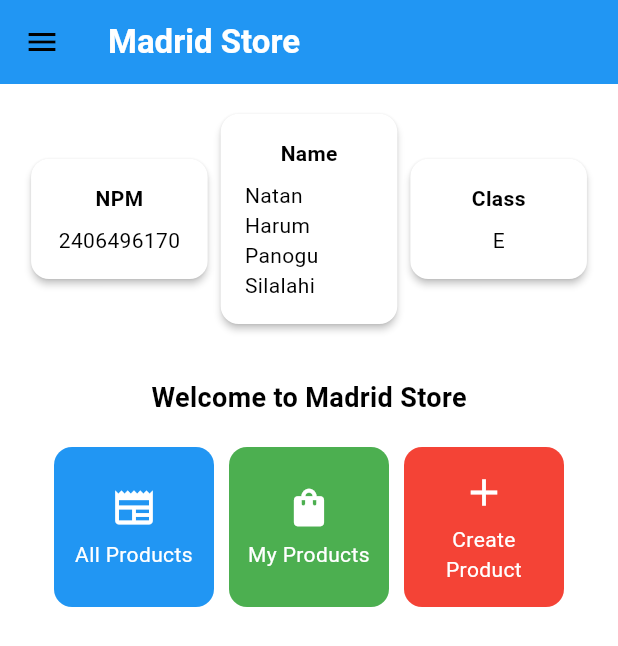
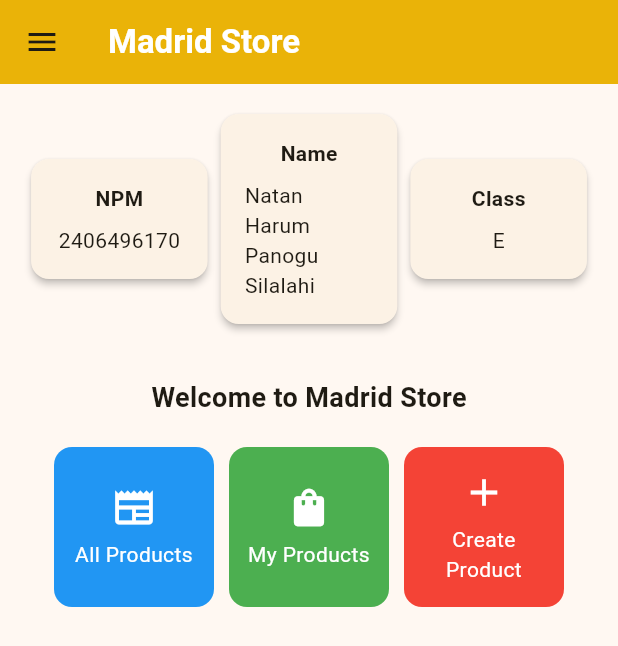
Before and after one commit to nathanslh/madrid-store-mobile, a Flutter app: the screen it shows after launch, on a phone screen of 412 x 824 dp. Shown: the top 646 px of the screen. Run offline on Flutter 3.47's test engine with Material 3 defaults, Android fonts, the phone set to English and light mode, and no system bars.

Commit message:
tugas 8 selesai

```diff
--- a/lib/main.dart
+++ b/lib/main.dart
@@ -13,22 +13,12 @@ class MyApp extends StatelessWidget {
     return MaterialApp(
       title: 'Flutter Demo',
       theme: ThemeData(
-        // This is the theme of your application.
-        //
-        // TRY THIS: Try running your application with "flutter run". You'll see
-        // the application has a purple toolbar. Then, without quitting the app,
-        // try changing the seedColor in the colorScheme below to Colors.green
-        // and then invoke "hot reload" (save your changes or press the "hot
-        // reload" button in a Flutter-supported IDE, or press "r" if you used
-        // the command line to start the app).
-        //
-        // Notice that the counter didn't reset back to zero; the application
-        // state is not lost during the reload. To reset the state, use hot
-        // restart instead.
-        //
-        // This works for code too, not just values: Most code changes can be
-        // tested with just a hot reload.
-         colorScheme: ColorScheme.fromSwatch(primarySwatch: Colors.blue).copyWith(secondary: Colors.blueAccent[400]),
+         colorScheme: ColorScheme.fromSeed(
+          seedColor: const Color(0xFFEAB308),
+          primary: const Color(0xFFEAB308),
+          secondary: Colors.white,
+        ),
+        useMaterial3: true,
       ),
       home: MyHomePage(),
     );
--- a/lib/screen/productlist_form.dart
+++ b/lib/screen/productlist_form.dart
@@ -33,7 +33,7 @@ class _ProductFormPageState extends State<ProductFormPage> {
             'Add Product Form',
           ),
         ),
-        backgroundColor: Colors.indigo,
+        backgroundColor: Theme.of(context).colorScheme.primary,
         foregroundColor: Colors.white,
       ),
       drawer: const LeftDrawer(),
@@ -174,7 +174,9 @@ class _ProductFormPageState extends State<ProductFormPage> {
                   padding: const EdgeInsets.all(8.0),
                   child: ElevatedButton(
                     style: ButtonStyle(
-                      backgroundColor: WidgetStateProperty.all(Colors.indigo),
+                      backgroundColor: WidgetStateProperty.all(
+                        Theme.of(context).colorScheme.primary,
+                      ),
                     ),
                     onPressed: () {
                       if (_formKey.currentState!.validate()) {
```
